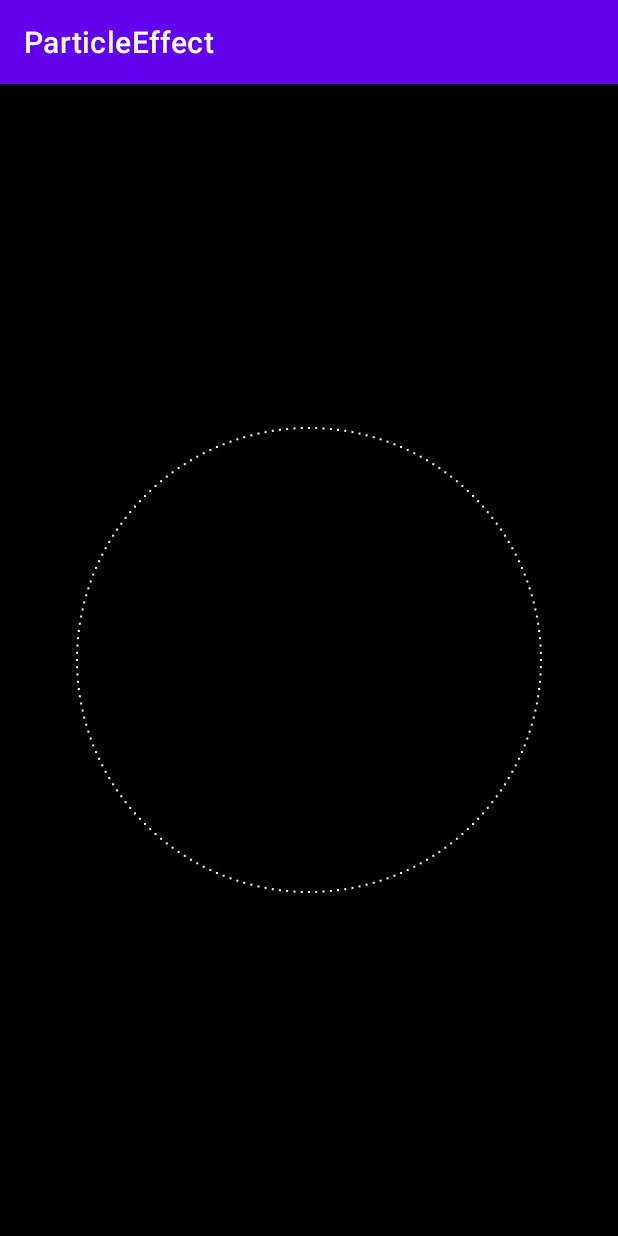
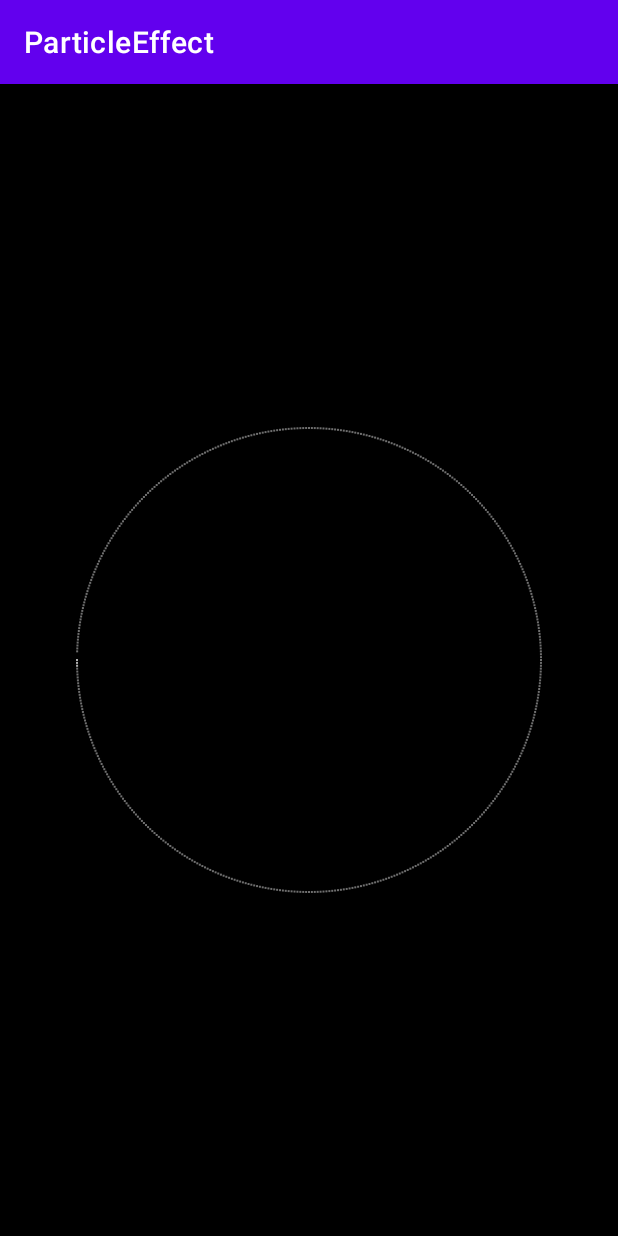
Before and after one commit to KennyChaos7/ParticleEffectView, an Android app: the screen it shows after launch (MainActivity), on a phone screen of 412 x 824 dp. Run offline under Robolectric (Android 15) with nearby library versions, the phone set to English and light mode, and no system bars.

Commit message:
增加点的渐隐效果

```diff
--- a/app/src/main/java/com/example/particleeffect/ParticleEffectView.kt
+++ b/app/src/main/java/com/example/particleeffect/ParticleEffectView.kt
@@ -16,7 +16,7 @@ class ParticleEffectView @JvmOverloads constructor(
 ) : View(context, attrs, defStyleAttr) {
 
     private var radius: Float = 0f
-    private val pointCount = 200
+    private val pointCount = 500
     private var pointPaint: Paint = Paint()
     private val ppList: MutableList<ParticlePoint> = mutableListOf()
     private var anim: ValueAnimator
@@ -27,7 +27,7 @@ class ParticleEffectView @JvmOverloads constructor(
         pointPaint.strokeWidth = 2f
 
         anim = ValueAnimator.ofFloat(0f, 1f)
-        anim.duration = 10000
+        anim.duration = 5000
         anim.repeatCount = -1
         anim.interpolator = LinearInterpolator()
         anim.addUpdateListener { va ->
@@ -48,6 +48,7 @@ class ParticleEffectView @JvmOverloads constructor(
                     } else {
                         it.y = (it.centerY - sin(it.angle) * (radius + it.distance)).toFloat()
                     }
+                    it.alpha = ((1f - it.distance / it.maxDistance)  * 225f).toInt()
                     it.distance += speedRandom
                 }
                 invalidate()
@@ -88,6 +89,7 @@ class ParticleEffectView @JvmOverloads constructor(
                             y,
                             0f,
                             0,//    是否使用撞壁回弹模式
+                            1,
                             angle,
                             radius,
                             centerX,
@@ -108,6 +110,7 @@ class ParticleEffectView @JvmOverloads constructor(
 //        drawPath(insideCirclePath, insideCircle)
 
         ppList.forEach {
+            pointPaint.alpha = it.alpha
             drawPoint(it.x, it.y, pointPaint)
         }
         if (!anim.isRunning) {
--- a/app/src/main/java/com/example/particleeffect/ParticlePoint.kt
+++ b/app/src/main/java/com/example/particleeffect/ParticlePoint.kt
@@ -5,6 +5,7 @@ data class ParticlePoint(
         var y: Float,
         var distance: Float,
         var state: Int,
+        var alpha: Int,
         val angle: Double,
         val maxDistance: Float,
         val centerX: Float,
```
